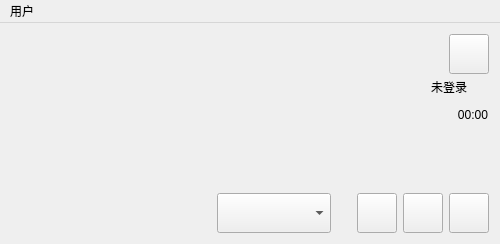
The window that src/mainwindow.ui (zonyitoo/doubanfm-qt) describes before a commit, drawn with Qt 5.
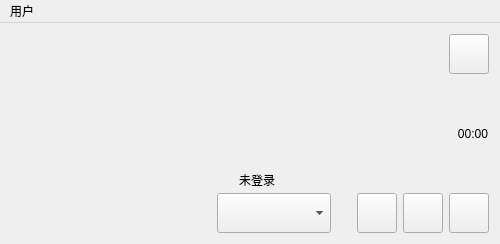
The same window after the commit. Icons and pictures are not drawn. Custom widgets are drawn as their Qt base class.

Diff of the .ui file:
```diff
--- a/src/mainwindow.ui
+++ b/src/mainwindow.ui
@@ -113,8 +113,6 @@
        </layout>
       </item>
       <item>
-       <layout class="QHBoxLayout" name="horizontalLayout_4">
-        <item>
          <widget class="QLabel" name="albumName">
           <property name="maximumSize">
            <size>
@@ -134,24 +132,6 @@
          </widget>
         </item>
         <item>
-         <widget class="QPushButton" name="userNameButton">
-          <property name="sizePolicy">
-           <sizepolicy hsizetype="Fixed" vsizetype="Fixed">
-            <horstretch>0</horstretch>
-            <verstretch>0</verstretch>
-           </sizepolicy>
-          </property>
-          <property name="text">
-           <string>未登录</string>
-          </property>
-          <property name="flat">
-           <bool>true</bool>
-          </property>
-         </widget>
-        </item>
-       </layout>
-      </item>
-      <item>
        <layout class="QHBoxLayout" name="HeaderLayout">
         <item>
          <widget class="QLabel" name="songName">
@@ -209,6 +189,22 @@
         </item>
         <item>
          <layout class="QHBoxLayout" name="horizontalLayout_3">
+          <item>
+           <widget class="QPushButton" name="userNameButton">
+            <property name="sizePolicy">
+             <sizepolicy hsizetype="Fixed" vsizetype="Fixed">
+              <horstretch>0</horstretch>
+              <verstretch>0</verstretch>
+             </sizepolicy>
+            </property>
+            <property name="text">
+             <string>未登录</string>
+            </property>
+            <property name="flat">
+             <bool>true</bool>
+            </property>
+           </widget>
+          </item>
           <item>
            <spacer name="horizontalSpacer">
             <property name="orientation">
```
Lines whose indentation alone changed are shown as unchanged.
